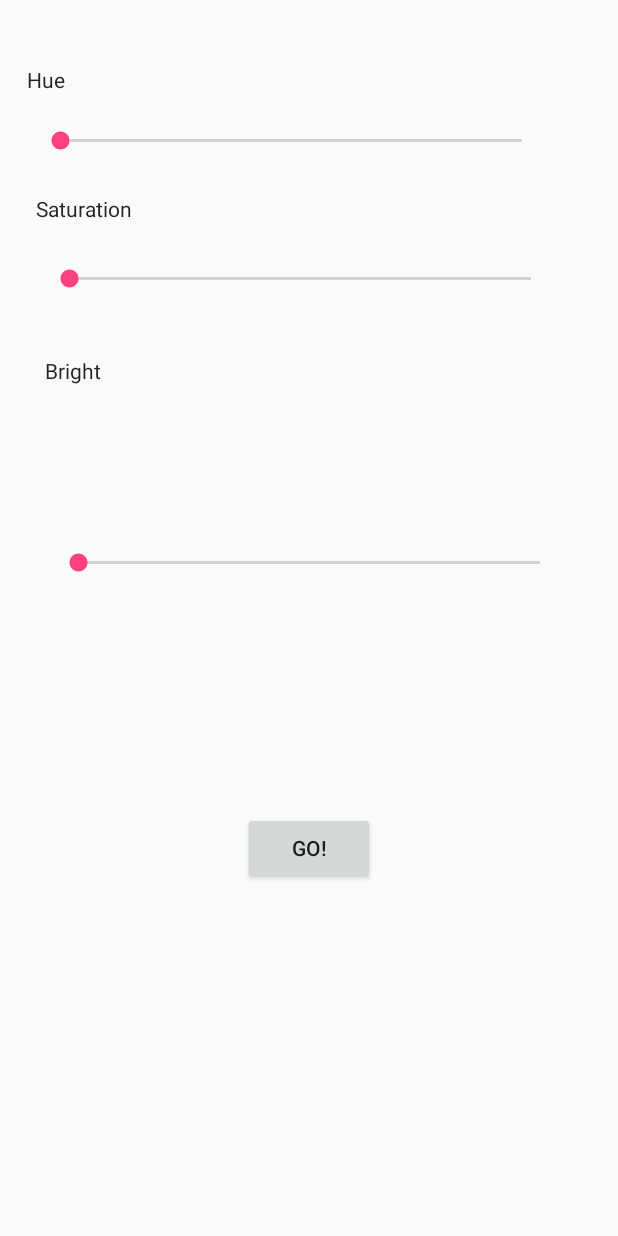
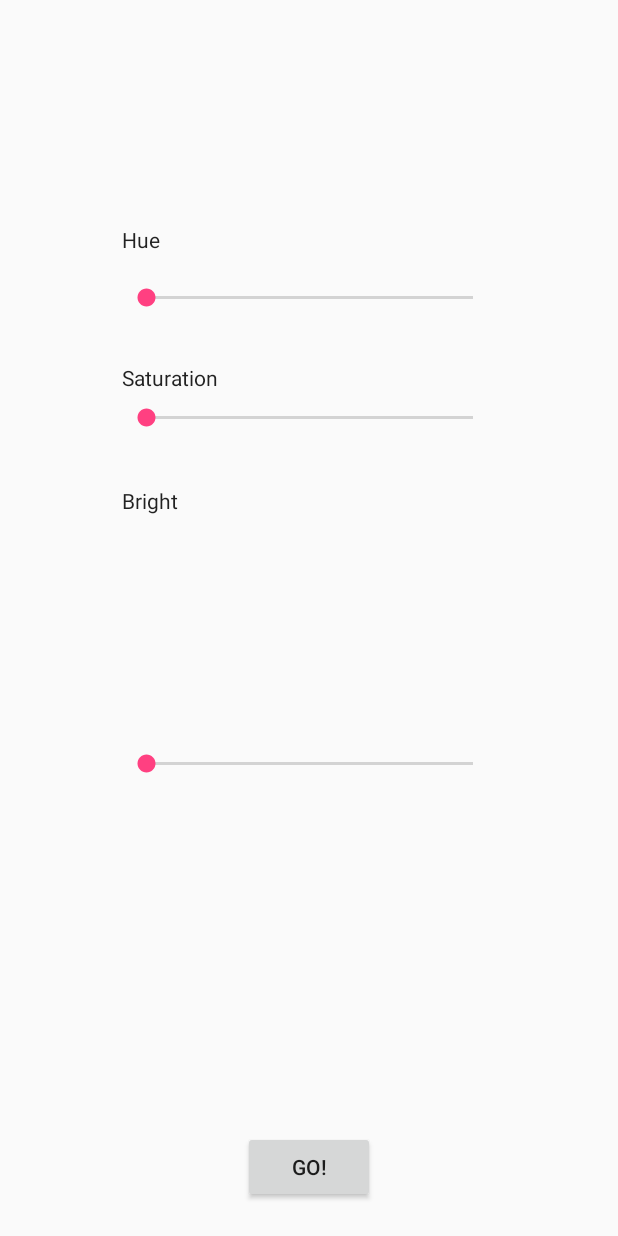
Before and after one commit to rafasalas/Rugs, an Android app: the screen it shows after launch (MainActivity), on a phone screen of 412 x 824 dp. Run offline under Robolectric (Android 15) with nearby library versions, the phone set to English and light mode, and no system bars; 6 statements that could not run were skipped.

Commit message:
Start working shared prefs

```diff
--- a/app/src/main/res/layout/activity_main.xml
+++ b/app/src/main/res/layout/activity_main.xml
@@ -19,42 +19,41 @@
         app:layout_constraintLeft_toLeftOf="parent"
         app:layout_constraintRight_toRightOf="parent"
         app:layout_constraintTop_toTopOf="parent"
-        app:layout_constraintVertical_bias="0.702"
+        app:layout_constraintVertical_bias="0.982"
         android:layout_marginStart="8dp"
         android:layout_marginEnd="8dp" />
 
     <SeekBar
         android:id="@+id/hue"
-        android:layout_width="340dp"
-        android:layout_height="32dp"
+        android:layout_width="250dp"
+        android:layout_height="36dp"
+        android:layout_marginTop="11dp"
         app:layout_constraintLeft_toLeftOf="@+id/textView2"
-        android:layout_marginTop="15dp"
-        app:layout_constraintTop_toBottomOf="@+id/textView"
-        android:layout_marginLeft="0dp" />
+        app:layout_constraintTop_toBottomOf="@+id/textView" />
 
     <SeekBar
         android:id="@+id/saturation"
-        android:layout_width="340dp"
-        android:layout_height="24dp"
-        android:layout_marginTop="25dp"
-        app:layout_constraintTop_toBottomOf="@+id/textView2"
+        android:layout_width="250dp"
+        android:layout_height="36dp"
+        android:layout_marginTop="44dp"
         app:layout_constraintLeft_toLeftOf="@+id/textView3"
-        android:layout_marginLeft="0dp" />
+        app:layout_constraintTop_toBottomOf="@+id/hue" />
 
     <SeekBar
         android:id="@+id/bright"
-        android:layout_width="340dp"
-        android:layout_height="25dp"
+        android:layout_width="250dp"
+        android:layout_height="36dp"
         android:layout_marginBottom="56dp"
+        android:layout_marginEnd="8dp"
         android:layout_marginLeft="8dp"
+        android:layout_marginRight="8dp"
+        android:layout_marginStart="8dp"
+        android:layout_marginTop="46dp"
         app:layout_constraintBottom_toTopOf="@+id/goBoton"
         app:layout_constraintLeft_toLeftOf="parent"
-        android:layout_marginRight="8dp"
         app:layout_constraintRight_toRightOf="parent"
-        android:layout_marginTop="8dp"
-        app:layout_constraintTop_toBottomOf="@+id/textView3"
-        android:layout_marginStart="8dp"
-        android:layout_marginEnd="8dp" />
+        app:layout_constraintTop_toBottomOf="@+id/saturation"
+        app:layout_constraintVertical_bias="0.466" />
 
     <TextView
         android:id="@+id/textView"
@@ -65,8 +64,7 @@
         android:textAppearance="@style/TextAppearance.AppCompat"
         app:layout_constraintLeft_toLeftOf="@+id/hue"
         app:layout_constraintTop_toTopOf="parent"
-        android:layout_marginTop="43dp"
-        android:layout_marginLeft="-6dp" />
+        android:layout_marginTop="150dp" />
 
     <TextView
         android:id="@+id/textView2"
@@ -75,9 +73,8 @@
         android:text="Saturation"
         android:textAppearance="@style/TextAppearance.AppCompat"
         app:layout_constraintLeft_toLeftOf="@+id/saturation"
-        android:layout_marginTop="19dp"
-        app:layout_constraintTop_toBottomOf="@+id/hue"
-        android:layout_marginLeft="-6dp" />
+        android:layout_marginTop="25dp"
+        app:layout_constraintTop_toBottomOf="@+id/hue" />
 
     <TextView
         android:id="@+id/textView3"
@@ -86,8 +83,7 @@
         android:text="Bright"
         android:textAppearance="@style/TextAppearance.AppCompat"
         app:layout_constraintLeft_toLeftOf="@+id/bright"
-        android:layout_marginTop="39dp"
-        app:layout_constraintTop_toBottomOf="@+id/saturation"
-        android:layout_marginLeft="-6dp" />
+        android:layout_marginTop="27dp"
+        app:layout_constraintTop_toBottomOf="@+id/saturation" />
 
 </android.support.constraint.ConstraintLayout>
--- a/app/src/main/res/values/strings.xml
+++ b/app/src/main/res/values/strings.xml
@@ -1,3 +1,10 @@
 <resources>
-    <string name="app_name">Rugs</string>
+    <string name="app_name" translatable="false">Rugs</string>
+
+    <string name="pref_hue_key" translatable="false">hue</string>
+    <string name="pref_saturation_key" translatable="false">saturation</string>
+    <string name="pref_bright_key" translatable="false">bright</string>
+    <string name="pref_init_key" translatable="false">initialized</string>
+
+
 </resources>
--- a/rafalib/src/main/res/values/strings.xml
+++ b/rafalib/src/main/res/values/strings.xml
@@ -1,3 +1,8 @@
 <resources>
     <string name="app_name">RafaLib</string>
+
+
+
+
+
 </resources>
```
Also changed, not shown: app/src/main/java/com/rafasalas/rugs/MainActivity.java (+25 -0 lines), app/src/main/java/com/rafasalas/rugs/data/PrefsUtils.java (added, +37 -0 lines).
